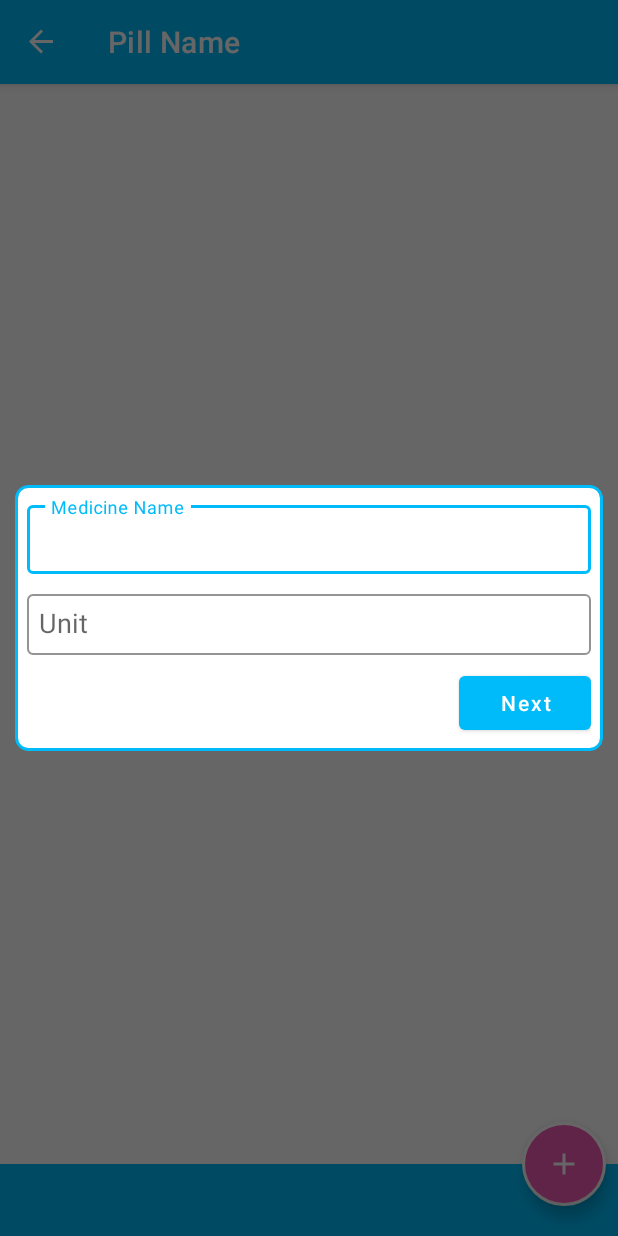
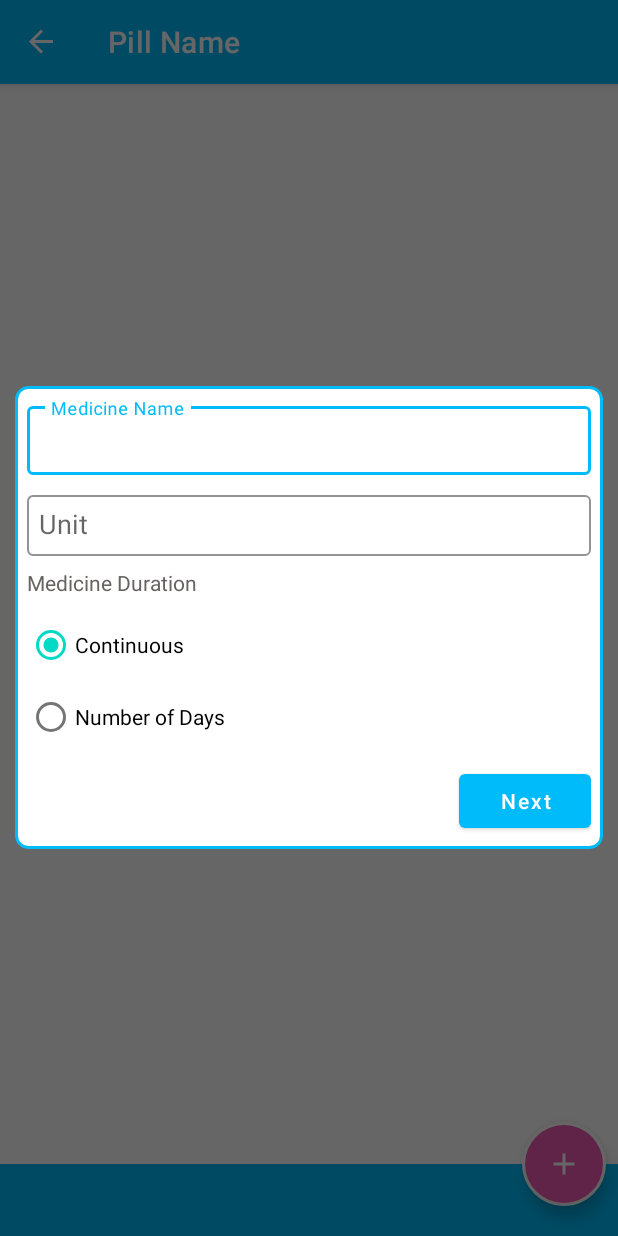
Before and after one commit to Al-AminJoy/PillReminder, an Android app: the PillNameDialogFragment screen opened through its navigation route, on a phone screen of 412 x 824 dp. Run offline under Robolectric (Android 15) with nearby library versions, the phone set to English and light mode, and no system bars; our stand-ins replace data binding, navigation-ui.

Commit message:
Medicine Duration UI Added

```diff
--- a/app/build.gradle
+++ b/app/build.gradle
@@ -49,7 +49,7 @@ dependencies {
     androidTestImplementation 'androidx.test.espresso:espresso-core:3.4.0'
 
     // Navigation Component
-    def nav_version = "2.3.5"
+    def nav_version = "2.4.1"
     implementation "androidx.navigation:navigation-fragment-ktx:$nav_version"
     implementation "androidx.navigation:navigation-ui-ktx:$nav_version"
 
--- a/app/src/main/AndroidManifest.xml
+++ b/app/src/main/AndroidManifest.xml
@@ -4,6 +4,7 @@
     <uses-permission android:name="android.permission.INTERNET"/>
 
     <application
+        android:name=".PillApplication"
         android:allowBackup="true"
         android:usesCleartextTraffic="true"
         android:icon="@mipmap/ic_launcher"
--- /dev/null
+++ b/app/src/main/java/com/alamin/pillreminder/utils/DataUtils.kt
@@ -0,0 +1,12 @@
+package com.alamin.pillreminder.utils
+
+class DataUtils {
+    fun pillTypes (): List<String> {
+       var pillTypes = ArrayList<String>()
+        pillTypes.add("Pill");
+        pillTypes.add("Dosage")
+        pillTypes.add("Injection")
+        pillTypes.add("Therapy")
+        return pillTypes;
+    }
+}
--- a/app/src/main/java/com/alamin/pillreminder/view/dialog/PillNameDialogFragment.kt
+++ b/app/src/main/java/com/alamin/pillreminder/view/dialog/PillNameDialogFragment.kt
@@ -1,20 +1,35 @@
 package com.alamin.pillreminder.view.dialog
 
 import android.content.Context
+import android.opengl.Visibility
 import android.os.Bundle
 import android.util.Log
 import android.view.*
+import android.widget.ArrayAdapter
+import android.widget.AutoCompleteTextView
 import androidx.fragment.app.DialogFragment
+import androidx.lifecycle.ViewModelProvider
 import androidx.navigation.fragment.findNavController
+import com.alamin.pillreminder.PillApplication
 import com.alamin.pillreminder.R
 import com.alamin.pillreminder.databinding.FragmentPillNameDialogBinding
+import com.alamin.pillreminder.utils.DataUtils
 import com.alamin.pillreminder.utils.PillCreator
+import com.alamin.pillreminder.view_model.PillViewModel
+import com.alamin.pillreminder.view_model.ViewModelFactory
+import javax.inject.Inject
 
 private const val TAG = "PillNameDialogFragment"
 class PillNameDialogFragment : DialogFragment() {
 
+    @Inject
+    lateinit var pillViewModelFactory: ViewModelFactory;
+
+    private lateinit var pillViewModel: PillViewModel;
+
     private lateinit var binding: FragmentPillNameDialogBinding
-
+    private var isContinuous: Boolean = true;
+    private var days = 0;
 
     override fun onStart() {
         super.onStart()
@@ -36,7 +51,15 @@ class PillNameDialogFragment : DialogFragment() {
         //For Set Round Border
         dialog?.window?.setBackgroundDrawableResource(R.drawable.dialog_background_inset);
 
+
         binding =  FragmentPillNameDialogBinding.inflate(layoutInflater)
+        val component = (requireActivity().applicationContext as PillApplication).appComponent
+        component.injectPillName(this)
+        pillViewModel = ViewModelProvider(this,pillViewModelFactory).get(PillViewModel::class.java);
+        pillViewModel.setContinuous(isContinuous)
+        binding.pillViewModel = pillViewModel
+        binding.lifecycleOwner = this;
+        setUnitAdapter();
 
         binding.setNextClickListener {
             val pillName = binding.txtPillName.text.toString()
@@ -47,7 +70,31 @@ class PillNameDialogFragment : DialogFragment() {
             }
         }
 
+        binding.setUnitClickListener {
+            binding.txtUnit.showDropDown()
+        }
+
+        binding.radioGroupSchedule.setOnCheckedChangeListener { group, checkedId ->
+            run {
+                when (checkedId) {
+                    R.id.btnContinuous -> {
+                        isContinuous = true
+                    }
+                    R.id.btnNumberOfDays -> {
+                        isContinuous = false;
+                    }
+                }
+                pillViewModel.setContinuous(isContinuous)
+            }
+        }
         return binding.root;
     }
 
+    private fun setUnitAdapter() {
+        val dataUtils = DataUtils();
+        val items = dataUtils.pillTypes();
+        val adapter = ArrayAdapter(requireContext(),R.layout.list_item,R.id.txtItems,items)
+        binding.txtUnit.setAdapter(adapter)
+    }
+
 }
--- a/app/src/main/java/com/alamin/pillreminder/view/fragment/ReminderFragment.kt
+++ b/app/src/main/java/com/alamin/pillreminder/view/fragment/ReminderFragment.kt
@@ -16,7 +16,6 @@ class ReminderFragment : Fragment() {
         inflater: LayoutInflater, container: ViewGroup?,
         savedInstanceState: Bundle?
     ): View? {
-        Log.d(TAG, "onCreateView: "+args.name + " "+args.unit)
         return inflater.inflate(R.layout.fragment_reminder, container, false)
     }
 
--- a/app/src/main/java/com/alamin/pillreminder/view_model/PillViewModel.kt
+++ b/app/src/main/java/com/alamin/pillreminder/view_model/PillViewModel.kt
@@ -1,8 +1,14 @@
 package com.alamin.pillreminder.view_model
 
+import androidx.lifecycle.MutableLiveData
 import androidx.lifecycle.ViewModel
 import com.alamin.pillreminder.model.repository.PillRepository
 import javax.inject.Inject
 
 class PillViewModel @Inject constructor(private val pillRepository: PillRepository) : ViewModel() {
+     val isContinuous = MutableLiveData<Boolean>();
+
+    fun setContinuous(continuous: Boolean){
+        isContinuous.value = continuous
+    }
 }
--- a/app/src/main/res/layout/fragment_pill_name_dialog.xml
+++ b/app/src/main/res/layout/fragment_pill_name_dialog.xml
@@ -5,10 +5,24 @@
     <data>
 
         <import type="android.view.View.OnClickListener"/>
+        <import type="android.view.View"/>
+        <import type="com.alamin.pillreminder.view_model.PillViewModel"/>
 
         <variable
             name="nextClickListener"
             type="OnClickListener" />
+
+        <variable
+            name="unitClickListener"
+            type="OnClickListener" />
+
+     <!--   <variable
+            name="continuous"
+            type="Boolean" />-->
+
+        <variable
+            name="pillViewModel"
+            type="PillViewModel" />
 
     </data>
 
@@ -38,8 +52,8 @@
                 android:inputType="text"
                 android:maxLength="32"
                 android:singleLine="true"
-                android:textColor="@color/DarkGray"
-                android:textCursorDrawable="@color/DarkGray"
+                android:textColor="@color/Ash_Gray"
+                android:textCursorDrawable="@color/Ash_Gray"
                 android:textSize="@dimen/textSizeM" />
 
         </com.google.android.material.textfield.TextInputLayout>
@@ -62,7 +76,74 @@
                 android:layout_width="match_parent"
                 android:layout_height="wrap_content"
                 android:padding="@dimen/app_margin"
+                android:textColor="@color/Ash_Gray"
+                android:focusable="false"
+                android:onClick="@{unitClickListener}"
                 />
+        </com.google.android.material.textfield.TextInputLayout>
+
+        <TextView
+            android:id="@+id/txtDurationTitle"
+            android:layout_width="match_parent"
+            android:layout_height="wrap_content"
+            app:layout_constraintStart_toStartOf="parent"
+            app:layout_constraintEnd_toEndOf="parent"
+            android:text="Medicine Duration"
+            android:gravity="start"
+            android:textSize="@dimen/textSizeM"
+            android:layout_marginTop="@dimen/app_margin"
+            android:textColor="@color/Ash_Gray"
+            app:layout_constraintTop_toBottomOf="@id/layoutUnit"/>
+
+        <RadioGroup
+            android:id="@+id/radioGroupSchedule"
+            android:layout_width="wrap_content"
+            android:layout_height="wrap_content"
+            app:layout_constraintStart_toStartOf="parent"
+            android:layout_marginTop="@dimen/app_margin"
+            android:orientation="vertical"
+            app:layout_constraintTop_toBottomOf="@id/txtDurationTitle">
+
+            <RadioButton
+                android:id="@+id/btnContinuous"
+                android:layout_width="wrap_content"
+                android:layout_height="wrap_content"
+                android:checked="true"
+                android:text="Continuous"/>
+
+             <RadioButton
+                android:id="@+id/btnNumberOfDays"
+                android:layout_width="wrap_content"
+                android:layout_height="wrap_content"
+                android:text="Number of Days"/>
+
+        </RadioGroup>
+
+        <com.google.android.material.textfield.TextInputLayout
+            android:id="@+id/layoutDays"
+            android:layout_width="match_parent"
+            android:layout_height="wrap_content"
+            android:layout_marginTop="@dimen/app_margin"
+            app:layout_constraintTop_toBottomOf="@id/radioGroupSchedule"
+            app:layout_constraintStart_toStartOf="parent"
+            app:layout_constraintEnd_toEndOf="parent"
+            style="@style/Widget.MaterialComponents.TextInputLayout.OutlinedBox.Dense"
+            android:hint="Days"
+            app:hintTextColor="@color/theme_color"
+            app:boxStrokeColor="@color/theme_color"
+            android:visibility="@{pillViewModel.isContinuous? View.GONE: View.VISIBLE}"
+            >
+
+            <com.google.android.material.textfield.TextInputEditText
+                android:id="@+id/txtDays"
+                android:layout_width="match_parent"
+                android:layout_height="wrap_content"
+                android:padding="@dimen/app_margin"
+                android:textColor="@color/Ash_Gray"
+                android:inputType="number"
+                android:maxLength="3"
+                android:textCursorDrawable="@color/Ash_Gray" />
+
         </com.google.android.material.textfield.TextInputLayout>
 
         <com.google.android.material.button.MaterialButton
@@ -70,7 +151,7 @@
             android:layout_width="wrap_content"
             android:layout_height="wrap_content"
             app:layout_constraintEnd_toEndOf="parent"
-            app:layout_constraintTop_toBottomOf="@id/layoutUnit"
+            app:layout_constraintTop_toBottomOf="@id/layoutDays"
             android:layout_marginTop="@dimen/app_margin"
             android:layout_marginBottom="@dimen/app_margin"
             android:text="Next"
--- /dev/null
+++ b/app/src/main/res/layout/list_item.xml
@@ -0,0 +1,10 @@
+<?xml version="1.0" encoding="utf-8"?>
+<TextView
+    android:id="@+id/txtItems"
+    xmlns:android="http://schemas.android.com/apk/res/android"
+    android:layout_width="match_parent"
+    android:layout_height="wrap_content"
+    android:padding="@dimen/app_margin"
+    android:maxLines="1"
+    android:textAppearance="?attr/textAppearanceSubtitle1"
+     />
--- a/build.gradle
+++ b/build.gradle
@@ -7,16 +7,16 @@ buildscript {
     }
     dependencies {
         // Navigation Component
-        def nav_version = "2.3.5"
-        classpath "com.android.tools.build:gradle:4.1.0"
+        def nav_version = '2.4.1'
+        classpath 'com.android.tools.build:gradle:7.2.0'
         classpath "org.jetbrains.kotlin:kotlin-gradle-plugin:$kotlin_version"
         //SafeArgs
         classpath "androidx.navigation:navigation-safe-args-gradle-plugin:$nav_version"
     }
 }
 plugins {
-    id 'com.android.application' version '7.1.2' apply false
-    id 'com.android.library' version '7.1.2' apply false
+    id 'com.android.application' version '7.2.0' apply false
+    id 'com.android.library' version '7.2.0' apply false
     id 'org.jetbrains.kotlin.android' version '1.6.10' apply false
 }
 
```
Also changed, not shown: gradle/wrapper/gradle-wrapper.properties.
